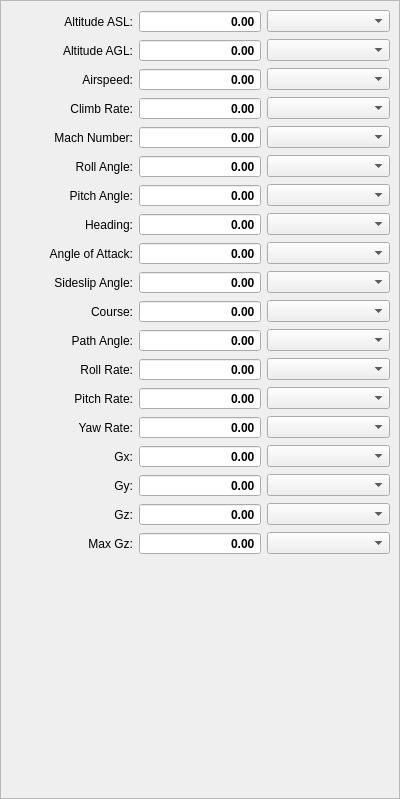
marek-cel/mscsim-cc0, file src/gui/DockWidgetData.ui: the form before one commit.
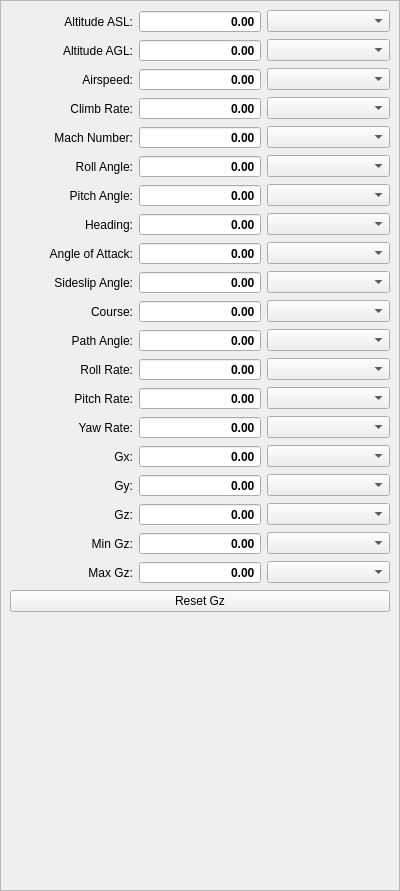
The form after the commit. Custom widgets are drawn as their Qt base class.

Commit message: data structures refactorization, propullsion inputs recording, Mach number fix, MSVC fixes, autopilot, EFIS autopilot symbols, terrain documentation

Diff of the .ui file:
```diff
--- a/src/gui/DockWidgetData.ui
+++ b/src/gui/DockWidgetData.ui
@@ -7,7 +7,7 @@
     <x>0</x>
     <y>0</y>
     <width>400</width>
-    <height>799</height>
+    <height>891</height>
    </rect>
   </property>
   <property name="locale">
@@ -41,7 +41,7 @@
          <x>0</x>
          <y>0</y>
          <width>398</width>
-         <height>772</height>
+         <height>864</height>
         </rect>
        </property>
        <layout class="QGridLayout" name="gridLayout_3">
@@ -512,7 +512,7 @@
             </property>
            </widget>
           </item>
-          <item row="18" column="2">
+          <item row="19" column="2">
            <widget class="ComboUnitsNumber" name="comboMaxGz"/>
           </item>
           <item row="11" column="1">
@@ -589,7 +589,7 @@
             </property>
            </widget>
           </item>
-          <item row="18" column="1">
+          <item row="19" column="1">
            <widget class="SpinBoxHighlight" name="spinMaxGz">
             <property name="font">
              <font>
@@ -600,6 +600,9 @@
             <property name="focusPolicy">
              <enum>Qt::NoFocus</enum>
             </property>
+            <property name="frame">
+             <bool>true</bool>
+            </property>
             <property name="alignment">
              <set>Qt::AlignRight|Qt::AlignTrailing|Qt::AlignVCenter</set>
             </property>
@@ -610,10 +613,10 @@
              <enum>QAbstractSpinBox::NoButtons</enum>
             </property>
             <property name="minimum">
-             <double>-99999.000000000000000</double>
+             <double>-99999.990000000005239</double>
             </property>
             <property name="maximum">
-             <double>99999.000000000000000</double>
+             <double>99999.990000000005239</double>
             </property>
            </widget>
           </item>
@@ -693,7 +696,7 @@
             </property>
            </widget>
           </item>
-          <item row="18" column="0">
+          <item row="19" column="0">
            <widget class="QLabel" name="labelMaxGz">
             <property name="text">
              <string>Max Gz:</string>
@@ -829,9 +832,53 @@
           <item row="2" column="2">
            <widget class="ComboUnitsVelocity" name="comboAirspeed"/>
           </item>
+          <item row="18" column="1">
+           <widget class="QDoubleSpinBox" name="spinMinGz">
+            <property name="font">
+             <font>
+              <weight>75</weight>
+              <bold>true</bold>
+             </font>
+            </property>
+            <property name="focusPolicy">
+             <enum>Qt::NoFocus</enum>
+            </property>
+            <property name="frame">
+             <bool>true</bool>
+            </property>
+            <property name="alignment">
+             <set>Qt::AlignRight|Qt::AlignTrailing|Qt::AlignVCenter</set>
+            </property>
+            <property name="readOnly">
+             <bool>true</bool>
+            </property>
+            <property name="buttonSymbols">
+             <enum>QAbstractSpinBox::NoButtons</enum>
+            </property>
+            <property name="minimum">
+             <double>-99999.990000000005239</double>
+            </property>
+            <property name="maximum">
+             <double>99999.990000000005239</double>
+            </property>
+           </widget>
+          </item>
+          <item row="18" column="2">
+           <widget class="ComboUnitsNumber" name="comboMinGz"/>
+          </item>
+          <item row="18" column="0">
+           <widget class="QLabel" name="labelMinGz">
+            <property name="text">
+             <string>Min Gz:</string>
+            </property>
+            <property name="alignment">
+             <set>Qt::AlignRight|Qt::AlignTrailing|Qt::AlignVCenter</set>
+            </property>
+           </widget>
+          </item>
          </layout>
         </item>
-        <item row="1" column="0">
+        <item row="2" column="0">
          <spacer name="verticalSpacer">
           <property name="orientation">
            <enum>Qt::Vertical</enum>
@@ -844,6 +891,13 @@
           </property>
          </spacer>
         </item>
+        <item row="1" column="0">
+         <widget class="QPushButton" name="buttonResetGz">
+          <property name="text">
+           <string>Reset Gz</string>
+          </property>
+         </widget>
+        </item>
        </layout>
       </widget>
      </widget>
```
Left out of the diff: 126 changed lines with no effect on the pictures. The commit also changes 154 other files.
